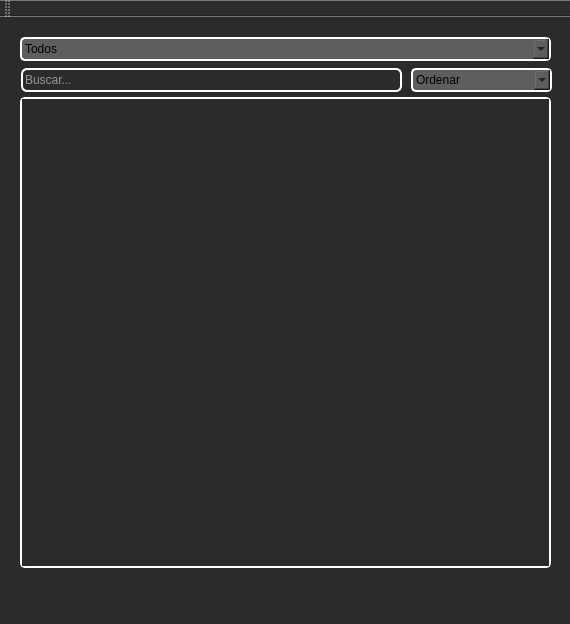
Old version of the form mainwindow.ui in the repository Eduardo-Guerra-Alvarez/Amazone.
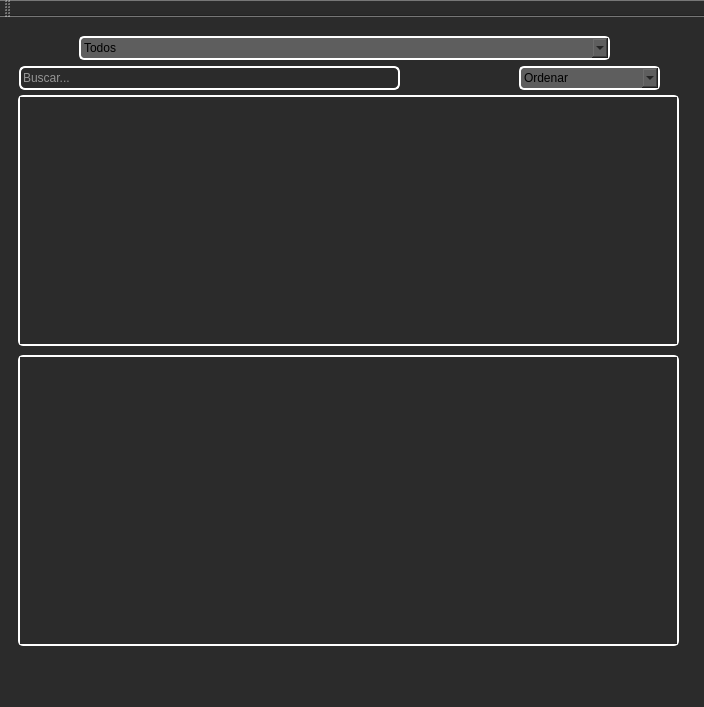
New version of the form. The open tabs and pages were chosen to show the change. Icons and pictures are not drawn.

Diff of the .ui file:
```diff
--- a/mainwindow.ui
+++ b/mainwindow.ui
@@ -6,8 +6,8 @@
    <rect>
     <x>0</x>
     <y>0</y>
-    <width>570</width>
-    <height>624</height>
+    <width>704</width>
+    <height>707</height>
    </rect>
   </property>
   <property name="windowTitle">
@@ -20,9 +20,15 @@
    <property name="styleSheet">
     <string notr="true"/>
    </property>
-   <layout class="QGridLayout" name="gridLayout">
-    <item row="0" column="0">
      <widget class="QStackedWidget" name="stackedWidget">
+    <property name="geometry">
+     <rect>
+      <x>9</x>
+      <y>9</y>
+      <width>686</width>
+      <height>628</height>
+     </rect>
+    </property>
       <property name="cursor">
        <cursorShape>ArrowCursor</cursorShape>
       </property>
@@ -622,8 +628,8 @@
          <rect>
           <x>9</x>
           <y>69</y>
-          <width>531</width>
-          <height>471</height>
+        <width>661</width>
+        <height>251</height>
          </rect>
         </property>
         <property name="styleSheet">
@@ -640,8 +646,8 @@
           <rect>
            <x>0</x>
            <y>0</y>
-           <width>527</width>
-           <height>467</height>
+         <width>657</width>
+         <height>247</height>
           </rect>
          </property>
          <layout class="QGridLayout" name="gridLayout_4">
@@ -658,8 +664,8 @@
        <widget class="QComboBox" name="cbOpciones">
         <property name="geometry">
          <rect>
-          <x>9</x>
-          <y>9</y>
+        <x>70</x>
+        <y>10</y>
           <width>531</width>
           <height>24</height>
          </rect>
@@ -753,7 +759,7 @@
        <widget class="QComboBox" name="cbOrdenar">
         <property name="geometry">
          <rect>
-          <x>400</x>
+        <x>510</x>
           <y>40</y>
           <width>141</width>
           <height>24</height>
@@ -786,10 +792,42 @@
          </property>
         </item>
        </widget>
-      </widget>
-     </widget>
-    </item>
-   </layout>
+     <widget class="QScrollArea" name="scrollAreaPrio">
+      <property name="geometry">
+       <rect>
+        <x>9</x>
+        <y>329</y>
+        <width>661</width>
+        <height>291</height>
+       </rect>
+      </property>
+      <property name="styleSheet">
+       <string notr="true">#scrollAreaPrio{
+border-radius: 5px;
+border: 2px solid white;
+}</string>
+      </property>
+      <property name="widgetResizable">
+       <bool>true</bool>
+      </property>
+      <widget class="QWidget" name="scrollAreaWidgetContents_3">
+       <property name="geometry">
+        <rect>
+         <x>0</x>
+         <y>0</y>
+         <width>657</width>
+         <height>287</height>
+        </rect>
+       </property>
+       <layout class="QGridLayout" name="gridLayout_2">
+        <item row="0" column="0">
+         <layout class="QGridLayout" name="auxGrildPre"/>
+        </item>
+       </layout>
+      </widget>
+     </widget>
+    </widget>
+   </widget>
   </widget>
   <widget class="QMenuBar" name="menuBar">
    <property name="geometry">
```
Left out of the diff: 42 changed lines with no effect on the pictures. Lines whose indentation alone changed are shown as unchanged.
